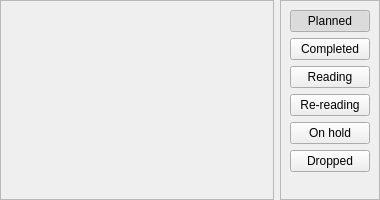
brandonzorn/Nlight, file data/ui/widgets/library.ui: the form before one commit.
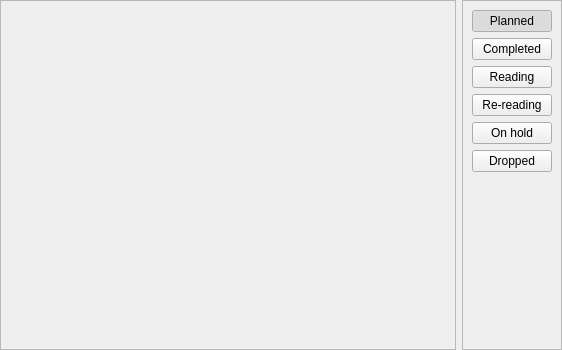
The form after the commit.

```diff
--- a/data/ui/widgets/library.ui
+++ b/data/ui/widgets/library.ui
@@ -6,8 +6,8 @@
    <rect>
     <x>0</x>
     <y>0</y>
-    <width>380</width>
-    <height>200</height>
+    <width>562</width>
+    <height>350</height>
    </rect>
   </property>
   <property name="locale">
```
